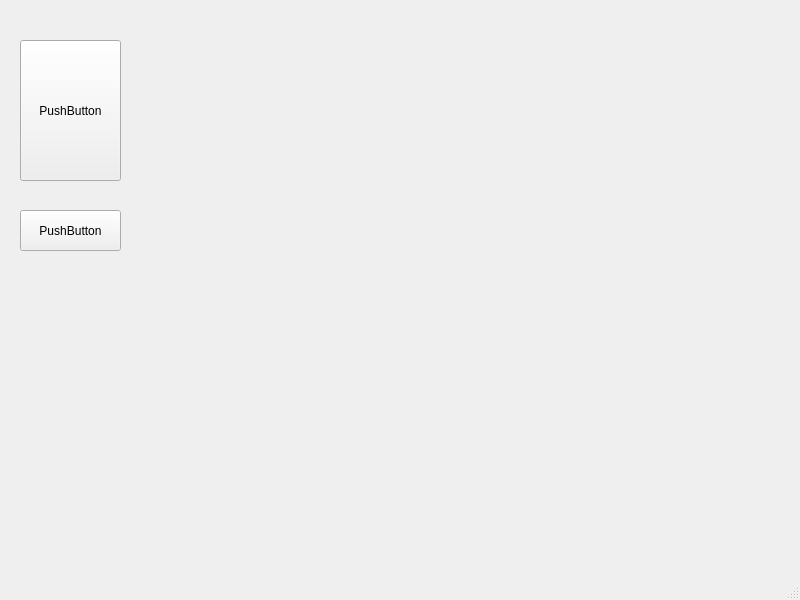
Old version of the form mainwindow.ui in the repository ahmed-alllam/GTA-VI.
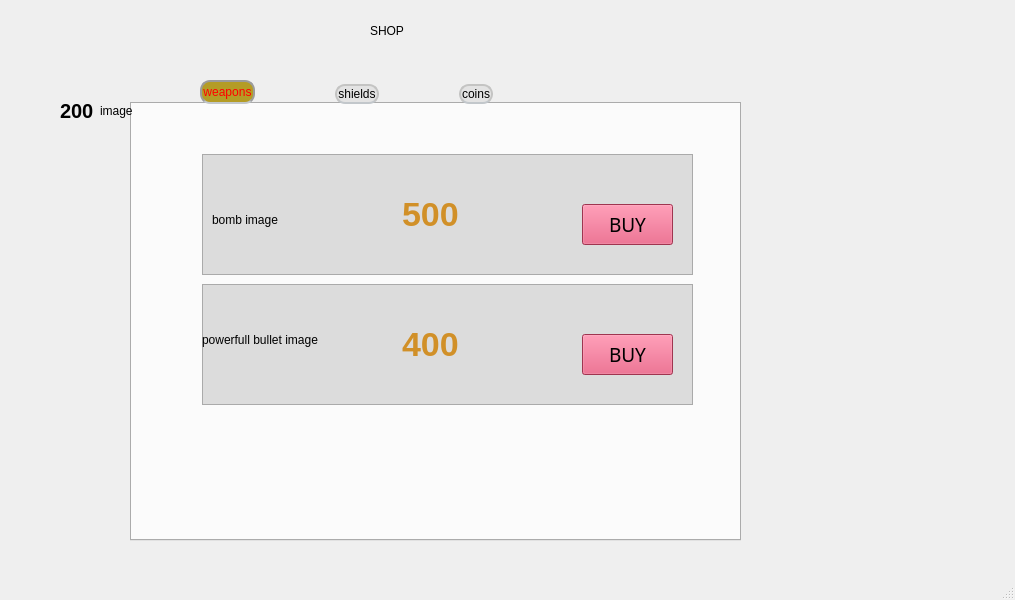
New version of the form. Icons and pictures are not drawn.

Diff of the .ui file:
```diff
--- a/mainwindow.ui
+++ b/mainwindow.ui
@@ -6,38 +6,610 @@
    <rect>
     <x>0</x>
     <y>0</y>
-    <width>800</width>
+    <width>1015</width>
     <height>600</height>
    </rect>
   </property>
   <property name="windowTitle">
    <string>MainWindow</string>
   </property>
+  <property name="styleSheet">
+   <string notr="true">background-color:rgb(74, 74, 74);
+QPushButton{
+color:blue;
+}
+QTabBar::tab {
+    margin-left:40px;
+    margin-right:40px;
+}</string>
+  </property>
   <widget class="QWidget" name="centralwidget">
    <widget class="QPushButton" name="pushButton">
     <property name="geometry">
      <rect>
-      <x>20</x>
-      <y>40</y>
-      <width>101</width>
-      <height>141</height>
+      <x>810</x>
+      <y>0</y>
+      <width>65</width>
+      <height>65</height>
      </rect>
     </property>
+    <property name="styleSheet">
+     <string notr="true">background-color:transparent;
+border-image:url(qrc:/assets/images/button.png);
+background:none;
+border:none;</string>
+    </property>
     <property name="text">
-     <string>PushButton</string>
+     <string/>
     </property>
    </widget>
-   <widget class="QPushButton" name="pushButton_2">
+   <widget class="QLabel" name="label">
     <property name="geometry">
      <rect>
-      <x>20</x>
-      <y>210</y>
-      <width>101</width>
+      <x>60</x>
+      <y>80</y>
+      <width>51</width>
+      <height>62</height>
+     </rect>
+    </property>
+    <property name="styleSheet">
+     <string notr="true">background-color:transparent;
+background:none;
+border:none;
+ font-family: Arial;
+  font-size: 20px;
+  font-weight: Bold;</string>
+    </property>
+    <property name="text">
+     <string>200</string>
+    </property>
+   </widget>
+   <widget class="QTabWidget" name="tabWidget">
+    <property name="enabled">
+     <bool>true</bool>
+    </property>
+    <property name="geometry">
+     <rect>
+      <x>130</x>
+      <y>80</y>
+      <width>611</width>
+      <height>461</height>
+     </rect>
+    </property>
+    <property name="minimumSize">
+     <size>
+      <width>20</width>
+      <height>30</height>
+     </size>
+    </property>
+    <property name="maximumSize">
+     <size>
+      <width>123214</width>
+      <height>16777215</height>
+     </size>
+    </property>
+    <property name="styleSheet">
+     <string notr="true">QTabBar::tab {
+    margin-left:70px;
+	margin-right:10px;
+	font: 17pt &quot;Segoe Print&quot;;
+color:black;
+background-color: rgb(227, 227, 227);
+
+    background: qlineargradient(x1: 0, y1: 0, x2: 0, y2: 1,
+                                stop: 0 #E1E1E1, stop: 0.4 #DDDDDD,
+                                stop: 0.5 #D8D8D8, stop: 1.0 #D3D3D3);
+    border: 2px solid #C4C4C3;
+    border-bottom-color: #C2C7CB; /* same as the pane color */
+    border-top-left-radius: 10px;
+    border-top-right-radius: 10px;
+    border-bottom-right-radius: 10px;
+    border-bottom-left-radius: 10px;
+    min-width: 10ex;
+    padding: 1px;
+}
+QTabBar::tab:selected, QTabBar::tab:hover {
+    background: qlineargradient(x1: 0, y1: 0, x2: 0, y2: 1,
+                                stop: 0 #fafafa, stop: 0.4 #f4f4f4,
+                                stop: 0.5 #e7e7e7, stop: 1.0 #fafafa);
+color:red;
+}
+
+QTabBar::tab:selected {
+    border-color: #9B9B9B;
+    border-bottom-color: #C2C7CB; /* same as pane color */
+	background-color: rgb(180, 156, 37);
+}
+
+QTabBar::tab:!selected {
+    margin-top: 4px; /* make non-selected tabs look smaller */
+}
+</string>
+    </property>
+    <property name="tabPosition">
+     <enum>QTabWidget::North</enum>
+    </property>
+    <property name="currentIndex">
+     <number>0</number>
+    </property>
+    <property name="iconSize">
+     <size>
+      <width>35</width>
+      <height>33</height>
+     </size>
+    </property>
+    <property name="elideMode">
+     <enum>Qt::ElideMiddle</enum>
+    </property>
+    <property name="usesScrollButtons">
+     <bool>false</bool>
+    </property>
+    <widget class="QWidget" name="weapons">
+     <attribute name="title">
+      <string>weapons</string>
+     </attribute>
+     <widget class="QGraphicsView" name="weapon_view">
+      <property name="geometry">
+       <rect>
+        <x>70</x>
+        <y>50</y>
+        <width>491</width>
+        <height>121</height>
+       </rect>
+      </property>
+      <property name="styleSheet">
+       <string notr="true">background-color:rgb(220, 220, 220);</string>
+      </property>
+     </widget>
+     <widget class="QLabel" name="bomb_price_label">
+      <property name="geometry">
+       <rect>
+        <x>270</x>
+        <y>70</y>
+        <width>101</width>
+        <height>81</height>
+       </rect>
+      </property>
+      <property name="styleSheet">
+       <string notr="true">background-color:transparent;
+background:none;
+border:none;
+ font-family: Arial;
+  font-size: 34px;
+  font-weight: Bold;
+color:rgb(209, 144, 40);</string>
+      </property>
+      <property name="text">
+       <string>500</string>
+      </property>
+     </widget>
+     <widget class="QLabel" name="bomb_label">
+      <property name="geometry">
+       <rect>
+        <x>80</x>
+        <y>60</y>
+        <width>121</width>
+        <height>111</height>
+       </rect>
+      </property>
+      <property name="styleSheet">
+       <string notr="true">background-color:transparent;
+border-image:url(qrc:/assets/images/button.png);
+background:none;
+border:none;</string>
+      </property>
+      <property name="text">
+       <string>bomb image</string>
+      </property>
+     </widget>
+     <widget class="QPushButton" name="Buy_bomb">
+      <property name="enabled">
+       <bool>true</bool>
+      </property>
+      <property name="geometry">
+       <rect>
+        <x>450</x>
+        <y>100</y>
+        <width>91</width>
+        <height>41</height>
+       </rect>
+      </property>
+      <property name="font">
+       <font>
+        <family>Sitka Small</family>
+        <pointsize>14</pointsize>
+        <bold>false</bold>
+        <strikeout>false</strikeout>
+       </font>
+      </property>
+      <property name="mouseTracking">
+       <bool>false</bool>
+      </property>
+      <property name="styleSheet">
+       <string notr="true">background-color: rgb(223, 74, 112);
+</string>
+      </property>
+      <property name="text">
+       <string>BUY</string>
+      </property>
+     </widget>
+     <widget class="QGraphicsView" name="weapon_view2">
+      <property name="geometry">
+       <rect>
+        <x>70</x>
+        <y>180</y>
+        <width>491</width>
+        <height>121</height>
+       </rect>
+      </property>
+      <property name="styleSheet">
+       <string notr="true">background-color:rgb(220, 220, 220);</string>
+      </property>
+     </widget>
+     <widget class="QPushButton" name="Buy_powerfulbullet">
+      <property name="geometry">
+       <rect>
+        <x>450</x>
+        <y>230</y>
+        <width>91</width>
+        <height>41</height>
+       </rect>
+      </property>
+      <property name="font">
+       <font>
+        <family>Sitka Small</family>
+        <pointsize>14</pointsize>
+        <bold>false</bold>
+        <strikeout>false</strikeout>
+       </font>
+      </property>
+      <property name="mouseTracking">
+       <bool>false</bool>
+      </property>
+      <property name="styleSheet">
+       <string notr="true">background-color: rgb(223, 74, 112);
+</string>
+      </property>
+      <property name="text">
+       <string>BUY</string>
+      </property>
+     </widget>
+     <widget class="QLabel" name="powerfulbullet_price_label">
+      <property name="geometry">
+       <rect>
+        <x>270</x>
+        <y>200</y>
+        <width>101</width>
+        <height>81</height>
+       </rect>
+      </property>
+      <property name="styleSheet">
+       <string notr="true">background-color:transparent;
+background:none;
+border:none;
+ font-family: Arial;
+  font-size: 34px;
+  font-weight: Bold;
+color:rgb(209, 144, 40);</string>
+      </property>
+      <property name="text">
+       <string>400</string>
+      </property>
+     </widget>
+     <widget class="QLabel" name="pwerfulbullet_label">
+      <property name="geometry">
+       <rect>
+        <x>70</x>
+        <y>180</y>
+        <width>121</width>
+        <height>111</height>
+       </rect>
+      </property>
+      <property name="styleSheet">
+       <string notr="true">background-color:transparent;
+border-image:url(qrc:/assets/images/button.png);
+background:none;
+border:none;</string>
+      </property>
+      <property name="text">
+       <string>powerfull bullet image</string>
+      </property>
+     </widget>
+    </widget>
+    <widget class="QWidget" name="shields">
+     <attribute name="title">
+      <string>shields</string>
+     </attribute>
+     <widget class="QGraphicsView" name="weapon_view2_2">
+      <property name="geometry">
+       <rect>
+        <x>70</x>
+        <y>50</y>
+        <width>491</width>
+        <height>121</height>
+       </rect>
+      </property>
+      <property name="styleSheet">
+       <string notr="true">background-color:rgb(220, 220, 220);</string>
+      </property>
+     </widget>
+     <widget class="QPushButton" name="Buy_health">
+      <property name="geometry">
+       <rect>
+        <x>470</x>
+        <y>100</y>
+        <width>91</width>
+        <height>41</height>
+       </rect>
+      </property>
+      <property name="font">
+       <font>
+        <family>Sitka Small</family>
+        <pointsize>14</pointsize>
+        <bold>false</bold>
+        <strikeout>false</strikeout>
+       </font>
+      </property>
+      <property name="mouseTracking">
+       <bool>false</bool>
+      </property>
+      <property name="styleSheet">
+       <string notr="true">background-color: rgb(223, 74, 112);
+</string>
+      </property>
+      <property name="text">
+       <string>BUY</string>
+      </property>
+     </widget>
+     <widget class="QLabel" name="health_image">
+      <property name="geometry">
+       <rect>
+        <x>80</x>
+        <y>60</y>
+        <width>121</width>
+        <height>111</height>
+       </rect>
+      </property>
+      <property name="styleSheet">
+       <string notr="true">background-color:transparent;
+border-image:url(qrc:/assets/images/button.png);
+background:none;
+border:none;</string>
+      </property>
+      <property name="text">
+       <string>health_image</string>
+      </property>
+     </widget>
+     <widget class="QLabel" name="health_price">
+      <property name="geometry">
+       <rect>
+        <x>280</x>
+        <y>80</y>
+        <width>101</width>
+        <height>81</height>
+       </rect>
+      </property>
+      <property name="styleSheet">
+       <string notr="true">background-color:transparent;
+background:none;
+border:none;
+ font-family: Arial;
+  font-size: 34px;
+  font-weight: Bold;
+color:rgb(209, 144, 40);</string>
+      </property>
+      <property name="text">
+       <string>500</string>
+      </property>
+     </widget>
+     <widget class="QGraphicsView" name="weapon_view2_4">
+      <property name="geometry">
+       <rect>
+        <x>70</x>
+        <y>190</y>
+        <width>491</width>
+        <height>121</height>
+       </rect>
+      </property>
+      <property name="styleSheet">
+       <string notr="true">background-color:rgb(220, 220, 220);</string>
+      </property>
+     </widget>
+     <widget class="QLabel" name="health_price_2">
+      <property name="geometry">
+       <rect>
+        <x>290</x>
+        <y>220</y>
+        <width>101</width>
+        <height>81</height>
+       </rect>
+      </property>
+      <property name="styleSheet">
+       <string notr="true">background-color:transparent;
+background:none;
+border:none;
+ font-family: Arial;
+  font-size: 34px;
+  font-weight: Bold;
+color:rgb(209, 144, 40);</string>
+      </property>
+      <property name="text">
+       <string>500</string>
+      </property>
+     </widget>
+     <widget class="QLabel" name="drink_image">
+      <property name="geometry">
+       <rect>
+        <x>80</x>
+        <y>200</y>
+        <width>121</width>
+        <height>111</height>
+       </rect>
+      </property>
+      <property name="styleSheet">
+       <string notr="true">background-color:transparent;
+border-image:url(qrc:/assets/images/button.png);
+background:none;
+border:none;</string>
+      </property>
+      <property name="text">
+       <string>drink-image</string>
+      </property>
+     </widget>
+     <widget class="QPushButton" name="Buy_health_2">
+      <property name="geometry">
+       <rect>
+        <x>470</x>
+        <y>260</y>
+        <width>91</width>
+        <height>41</height>
+       </rect>
+      </property>
+      <property name="font">
+       <font>
+        <family>Sitka Small</family>
+        <pointsize>14</pointsize>
+        <bold>false</bold>
+        <strikeout>false</strikeout>
+       </font>
+      </property>
+      <property name="mouseTracking">
+       <bool>false</bool>
+      </property>
+      <property name="styleSheet">
+       <string notr="true">background-color: rgb(223, 74, 112);
+</string>
+      </property>
+      <property name="text">
+       <string>BUY</string>
+      </property>
+     </widget>
+    </widget>
+    <widget class="QWidget" name="coins">
+     <attribute name="title">
+      <string>coins</string>
+     </attribute>
+     <widget class="QGraphicsView" name="weapon_view2_3">
+      <property name="geometry">
+       <rect>
+        <x>70</x>
+        <y>50</y>
+        <width>491</width>
+        <height>121</height>
+       </rect>
+      </property>
+      <property name="styleSheet">
+       <string notr="true">background-color:rgb(220, 220, 220);</string>
+      </property>
+     </widget>
+     <widget class="QPushButton" name="Buy_bomb_3">
+      <property name="geometry">
+       <rect>
+        <x>470</x>
+        <y>120</y>
+        <width>91</width>
+        <height>41</height>
+       </rect>
+      </property>
+      <property name="font">
+       <font>
+        <family>Sitka Small</family>
+        <pointsize>14</pointsize>
+        <bold>false</bold>
+        <strikeout>false</strikeout>
+       </font>
+      </property>
+      <property name="mouseTracking">
+       <bool>false</bool>
+      </property>
+      <property name="styleSheet">
+       <string notr="true">background-color: rgb(223, 74, 112);
+</string>
+      </property>
+      <property name="text">
+       <string>BUY</string>
+      </property>
+     </widget>
+     <widget class="QLabel" name="bomb_price_label_3">
+      <property name="geometry">
+       <rect>
+        <x>330</x>
+        <y>80</y>
+        <width>101</width>
+        <height>81</height>
+       </rect>
+      </property>
+      <property name="styleSheet">
+       <string notr="true">background-color:transparent;
+background:none;
+border:none;
+ font-family: Arial;
+  font-size: 34px;
+  font-weight: Bold;
+color:rgb(209, 144, 40);</string>
+      </property>
+      <property name="text">
+       <string>500</string>
+      </property>
+     </widget>
+     <widget class="QLabel" name="coins_image1">
+      <property name="geometry">
+       <rect>
+        <x>80</x>
+        <y>60</y>
+        <width>121</width>
+        <height>111</height>
+       </rect>
+      </property>
+      <property name="styleSheet">
+       <string notr="true">background-color:transparent;
+border-image:url(qrc:/assets/images/button.png);
+background:none;
+border:none;</string>
+      </property>
+      <property name="text">
+       <string>coins_image 1</string>
+      </property>
+     </widget>
+    </widget>
+   </widget>
+   <widget class="QLabel" name="label_2">
+    <property name="geometry">
+     <rect>
+      <x>370</x>
+      <y>0</y>
+      <width>121</width>
+      <height>61</height>
+     </rect>
+    </property>
+    <property name="styleSheet">
+     <string notr="true">background-color:transparent;
+background:none;
+border:none;
+font: 700 24pt &quot;Rockwell Condensed&quot;;
+collor:qlineargradient(spread:pad, x1:0, y1:1, x2:1, y2:0, stop:0.322115 rgba(153, 33, 0, 246), stop:1 rgba(255, 255, 255, 255));</string>
+    </property>
+    <property name="text">
+     <string>SHOP</string>
+    </property>
+   </widget>
+   <widget class="QLabel" name="coins_image">
+    <property name="geometry">
+     <rect>
+      <x>100</x>
+      <y>90</y>
+      <width>51</width>
       <height>41</height>
      </rect>
     </property>
+    <property name="styleSheet">
+     <string notr="true">background-color:transparent;
+border-image:url(qrc:/assets/images/button.png);
+background:none;
+border:none;</string>
+    </property>
     <property name="text">
-     <string>PushButton</string>
+     <string>image</string>
     </property>
    </widget>
   </widget>
```
Left out of the diff: 11 changed lines with no effect on the pictures.
